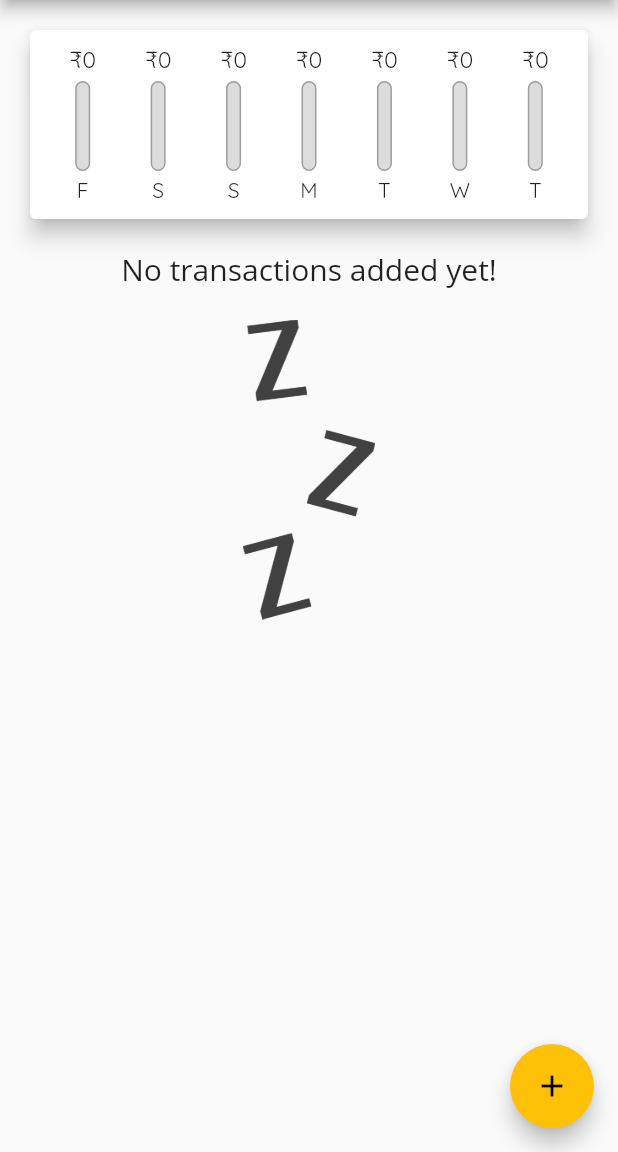
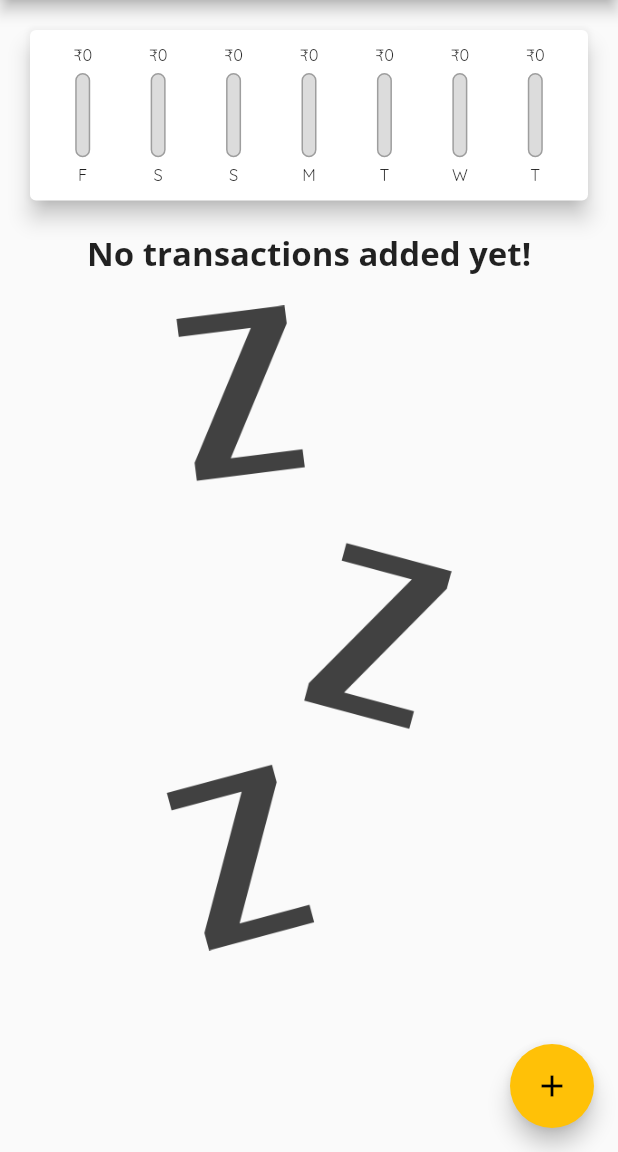
Before and after one commit to faisalquraishii/ExpenseTracker, a Flutter app: the screen it shows after launch, on a phone screen of 412 x 824 dp, the part 84-1236 px from its top. Run offline on Flutter 3.47's test engine with Material 2 defaults, Android fonts, the phone set to English and light mode, and no system bars.

Commit message:
Final Changes

```diff
--- a/lib/main.dart
+++ b/lib/main.dart
@@ -1,4 +1,6 @@
 // ignore_for_file: prefer_const_constructors, use_key_in_widget_constructors, sized_box_for_whitespace, deprecated_member_use
+import 'dart:io';
+import 'package:flutter/services.dart';
 
 import './widgets/chart.dart';
 import './widgets/new_transaction.dart';
@@ -6,7 +8,13 @@ import './models/transaction.dart';
 import './widgets/transaction_list.dart';
 import 'package:flutter/material.dart';
 
-void main() => runApp(MyApp());
+void main() {
+  // WidgetsFlutterBinding.ensureInitialized();
+  // SystemChrome.setPreferredOrientations(
+  //   [DeviceOrientation.portraitUp, DeviceOrientation.portraitDown],
+  // );
+  runApp(MyApp());
+}
 
 class MyApp extends StatelessWidget {
   @override
@@ -28,7 +36,7 @@ class MyHomePage extends StatefulWidget {
   State<MyHomePage> createState() => _MyHomePageState();
 }
 
-class _MyHomePageState extends State<MyHomePage> {
+class _MyHomePageState extends State<MyHomePage> with WidgetsBindingObserver {
   // late String titleInput;
 
   final List<Transaction> _userTransactions = [
@@ -46,13 +54,35 @@ class _MyHomePageState extends State<MyHomePage> {
     // ),
   ];
 
+  bool _showChart = false;
+
+  @override
+  void initState() {
+    WidgetsBinding.instance?.addObserver(this);
+    super.initState();
+  }
+
+  @override
+   void didChangeAppLifecycleState(AppLifecycleState state) {
+     print(state);
+
+   }
+
+  @override
+   void dispose() {
+     WidgetsBinding.instance?.removeObserver(this);
+     super.dispose();
+
+   }
+
   List<Transaction> get _recentTransactions {
     return _userTransactions.where((tx) {
       return tx.date.isAfter(DateTime.now().subtract(Duration(days: 7)));
     }).toList();
   }
 
-  void _addNewTransaction(String txTitle, double txAmount, DateTime chosenDate) {
+  void _addNewTransaction(
+      String txTitle, double txAmount, DateTime chosenDate) {
     final newTx = Transaction(
       title: txTitle,
       amount: txAmount,
@@ -81,28 +111,76 @@ class _MyHomePageState extends State<MyHomePage> {
     setState(() {
       _userTransactions.removeWhere((tx) => tx.id == id);
     });
+  }
 
+  List<Widget> _buildLandscapeContent(MediaQueryData mediaQuery, AppBar appBar, Widget txListWidget) {
+    return [ Row(
+      mainAxisAlignment: MainAxisAlignment.center,
+      children: [
+        Text(
+          'Show Chart',
+          style: TextStyle(fontSize: 20),
+        ),
+        Switch.adaptive(
+            value: _showChart,
+            onChanged: (val) {
+              setState(() {
+                _showChart = val;
+              });
+            })
+      ],
+    ),
+    _showChart
+     ? Container(
+       height: (mediaQuery.size.height - appBar.preferredSize.height - mediaQuery.padding.top) * 0.7,
+       child: Chart(_recentTransactions))
+      : txListWidget
+    ];
+  }
+
+  List<Widget> _buildPortraitContent(MediaQueryData mediaQuery, AppBar appBar, Widget txListWidget) {
+    return [ Container(
+      height: (mediaQuery.size.height -
+              appBar.preferredSize.height -
+              mediaQuery.padding.top) *
+          0.2,
+      child: Chart(_recentTransactions),
+    ), txListWidget ];
   }
 
   @override
   Widget build(BuildContext context) {
-    return Scaffold(
-      appBar: AppBar(
-        title: Text('Personal Expenses', style: TextStyle(fontFamily: 'OpenSans'),),
+    final mediaQuery = MediaQuery.of(context);
+    final isLandscape = mediaQuery.orientation == Orientation.landscape;
+    final appBar = AppBar(
+      title: Text(
+        'Personal Expenses',
+        style: TextStyle(fontFamily: 'OpenSans'),
+      ),
       actions: [
         IconButton(
           icon: Icon(Icons.add),
           onPressed: () => _startAddNewTransaction(context),
         ),
       ],
-      ),
+    );
+    final txListWidget = Container(
+      height: (mediaQuery.size.height -
+              appBar.preferredSize.height -
+              mediaQuery.padding.top) *
+          0.8,
+      child: TransactionList(_userTransactions, _deleteTransaction),
+    );
+
+    return Scaffold(
+      appBar: appBar,
       body: Column(
         // mainAxisAlignment: MainAxisAlignment.start,
         // crossAxisAlignment: CrossAxisAlignment.start,
         // ignore: prefer_const_literals_to_create_immutables
         children: [
-         Chart(_recentTransactions),
-          TransactionList(_userTransactions, _deleteTransaction),
+          if (isLandscape) ..._buildLandscapeContent(mediaQuery, appBar, txListWidget),
+          if (!isLandscape) ..._buildPortraitContent(mediaQuery, appBar, txListWidget),
         ],
       ),
       floatingActionButton: FloatingActionButton(
--- a/lib/widgets/chart_bar.dart
+++ b/lib/widgets/chart_bar.dart
@@ -9,15 +9,16 @@ class ChartBar extends StatelessWidget {
 
   @override
   Widget build(BuildContext context) {
+    return LayoutBuilder(builder: (ctx, constraints) {
       return Column(
         children: [
           Container(
-          height: 20,
+              height: constraints.maxHeight * 0.15,
               child: FittedBox(
                   child: Text('₹${spendingAmount.toStringAsFixed(0)}'))),
-        SizedBox(height: 4),
+          SizedBox(height: constraints.maxHeight * 0.05),
           Container(
-          height: 60,
+            height: constraints.maxHeight * 0.6,
             width: 10,
             child: Stack(
               children: [
@@ -40,10 +41,16 @@ class ChartBar extends StatelessWidget {
             ),
           ),
           SizedBox(
-          height: 4,
+            height: constraints.maxHeight * 0.05,
           ),
-        Text(lable),
+          Container(
+            height: constraints.maxHeight * 0.15,
+            child: FittedBox(
+              child: Text(lable),
+            ),
+          ),
         ],
       );
+    });
   }
 }
--- a/lib/widgets/transaction_list.dart
+++ b/lib/widgets/transaction_list.dart
@@ -1,8 +1,8 @@
-// ignore_for_file: prefer_const_constructors, duplicate_ignore
+// ignore_for_file: prefer_const_constructors, duplicate_ignore, deprecated_member_use
 
 import 'package:flutter/material.dart';
 import '../models/transaction.dart';
-import 'package:intl/intl.dart';
+import './transaction_item.dart';
 
 class TransactionList extends StatelessWidget {
   final List<Transaction> transactions;
@@ -12,56 +12,36 @@ class TransactionList extends StatelessWidget {
 
   @override
   Widget build(BuildContext context) {
-    return Container(
-        height: 750,
-        child: transactions.isEmpty
-            ? Column(
+    return transactions.isEmpty
+        ? LayoutBuilder(builder: (ctx, constraints) {
+            return Column(
               children: [
                 Text(
                   'No transactions added yet!',
-                    style: TextStyle(fontFamily: 'OpenSans', fontSize: 20),
+                  style: TextStyle(
+                      fontFamily: 'OpenSans',
+                      fontSize: 22,
+                      fontWeight: FontWeight.bold),
                 ),
-                  SizedBox(
+                const SizedBox(
                   height: 20,
                 ),
                 Container(
-                      height: 200,
+                    height: constraints.maxHeight * 0.7,
                     child: Image.asset(
                       'assets/images/waiting.png',
                       fit: BoxFit.cover,
                     ))
               ],
-              )
-            : ListView.builder(
-                itemBuilder: (ctx, index) {
-                  return Card(
-                    elevation: 5,
-                    margin: EdgeInsets.symmetric(vertical: 8, horizontal: 5),
-                    child: ListTile(
-                      leading: CircleAvatar(
-                        radius: 30,
-                        child: Padding(
-                          padding: EdgeInsets.all(6),
-                          child: FittedBox(
-                              child: Text('₹${transactions[index].amount}')),
-                        ),
-                      ),
-                      title: Text(
-                        transactions[index].title,
-                        style: TextStyle(
-                            fontSize: 20, fontWeight: FontWeight.bold),
-                      ),
-                      subtitle: Text(
-                          DateFormat.yMMMd().format(transactions[index].date)),
-                      trailing: IconButton(
-                        icon: Icon(Icons.delete),
-                        color: Colors.red,
-                        onPressed: () => deleteTx(transactions[index].id),
-                      ),
-                    ),
             );
-                },
-                itemCount: transactions.length,
-              ));
+          })
+        : ListView(
+            children: transactions
+                .map((tx) => TransactionItem(
+                      key: ValueKey(tx.id),
+                      transaction: tx,
+                      deleteTx: deleteTx,
+                    ))
+                .toList());
   }
 }
```
Also changed, not shown: lib/widgets/new_transaction.dart (+43 -5 lines), lib/widgets/transaction_item.dart (added, +68 -0 lines), lib/widgets/chart.dart (indentation only). Lines whose indentation alone changed are shown as unchanged.
